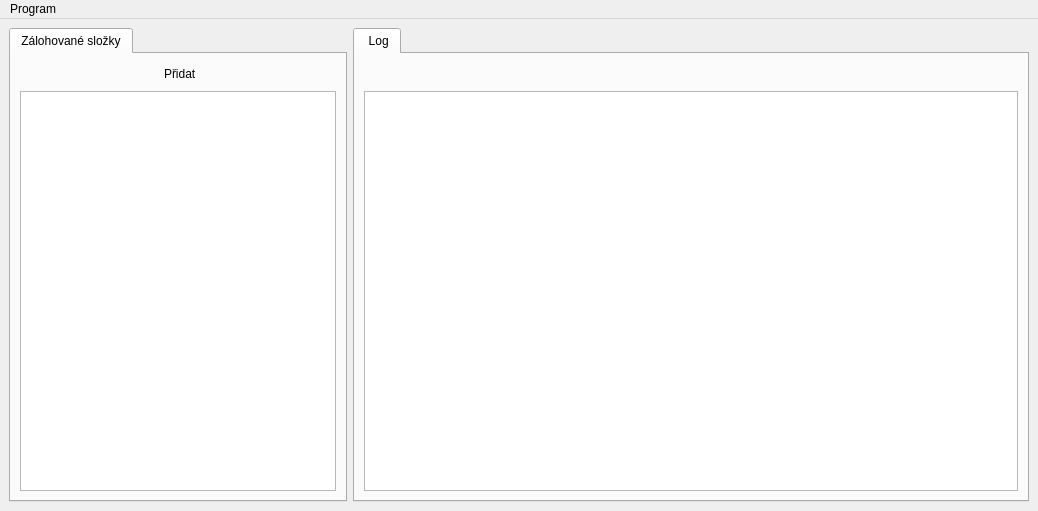
Old version of the form src/gui/mainwindow.ui in the repository CZDanol/straw-backup.
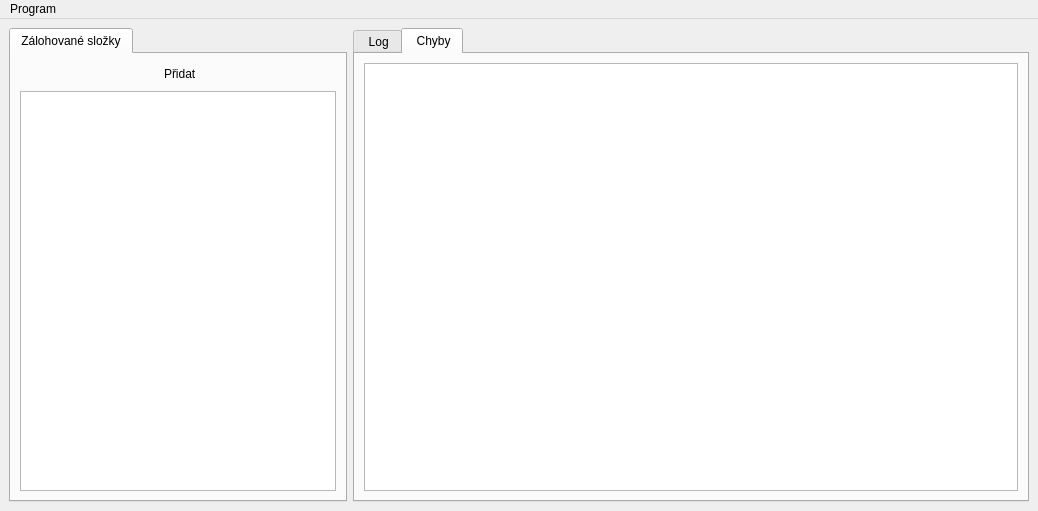
New version of the form. Icons and pictures are not drawn.

The edit to the form file:
```diff
--- a/src/gui/mainwindow.ui
+++ b/src/gui/mainwindow.ui
@@ -14,8 +14,8 @@
    <string>Straw Backup</string>
   </property>
   <widget class="QWidget" name="centralwidget">
-   <layout class="QHBoxLayout" name="horizontalLayout">
-    <item>
+   <layout class="QGridLayout" name="gridLayout">
+    <item row="0" column="1">
      <widget class="QTabWidget" name="twBackups">
       <property name="sizePolicy">
        <sizepolicy hsizetype="Expanding" vsizetype="Expanding">
@@ -84,7 +84,7 @@
       </widget>
      </widget>
     </item>
-    <item>
+    <item row="0" column="2">
      <widget class="QTabWidget" name="twLog">
       <property name="sizePolicy">
        <sizepolicy hsizetype="Expanding" vsizetype="Expanding">
@@ -93,7 +93,7 @@
        </sizepolicy>
       </property>
       <property name="currentIndex">
-       <number>0</number>
+       <number>1</number>
       </property>
       <widget class="QWidget" name="tab">
        <attribute name="icon">
@@ -148,6 +148,27 @@
         </item>
        </layout>
       </widget>
+      <widget class="QWidget" name="tab_2">
+       <attribute name="icon">
+        <iconset resource="../../res/resources.qrc">
+         <normaloff>:/16/icons8_High_Priority_16px.png</normaloff>:/16/icons8_High_Priority_16px.png</iconset>
+       </attribute>
+       <attribute name="title">
+        <string> Chyby</string>
+       </attribute>
+       <layout class="QVBoxLayout" name="verticalLayout_3">
+        <item>
+         <widget class="QTextBrowser" name="tbErrorLog">
+          <property name="sizePolicy">
+           <sizepolicy hsizetype="Expanding" vsizetype="Expanding">
+            <horstretch>3</horstretch>
+            <verstretch>0</verstretch>
+           </sizepolicy>
+          </property>
+         </widget>
+        </item>
+       </layout>
+      </widget>
      </widget>
     </item>
    </layout>
```
